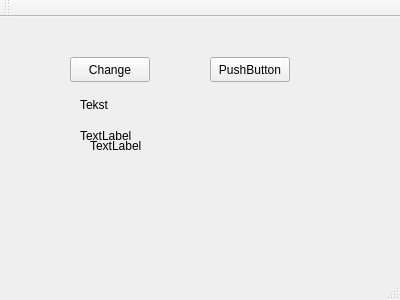
Minchoi21/MyTest, file GIT_TEST/mainwindow.ui: the form before one commit.
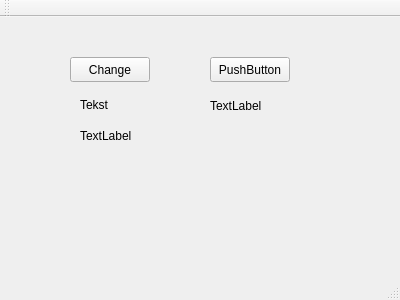
The form after the commit.

Commit message: Uporządkowane okno

```diff
--- a/GIT_TEST/mainwindow.ui
+++ b/GIT_TEST/mainwindow.ui
@@ -56,8 +56,8 @@
    <widget class="QLabel" name="lblThird">
     <property name="geometry">
      <rect>
-      <x>80</x>
-      <y>110</y>
+      <x>210</x>
+      <y>80</y>
       <width>131</width>
       <height>17</height>
      </rect>
@@ -69,8 +69,8 @@
    <widget class="QLabel" name="lblSecond">
     <property name="geometry">
      <rect>
-      <x>90</x>
-      <y>120</y>
+      <x>80</x>
+      <y>110</y>
       <width>191</width>
       <height>17</height>
      </rect>
```
Left out of the diff: 2 changed lines with no effect on the pictures.
